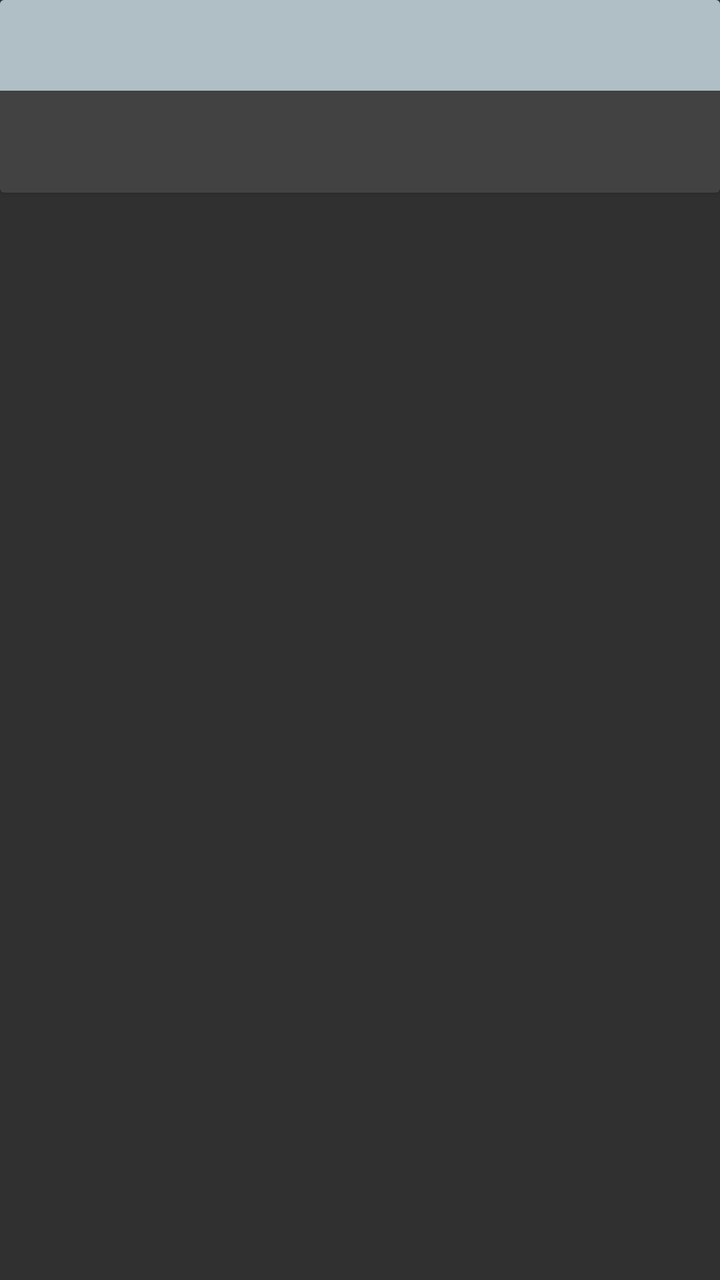
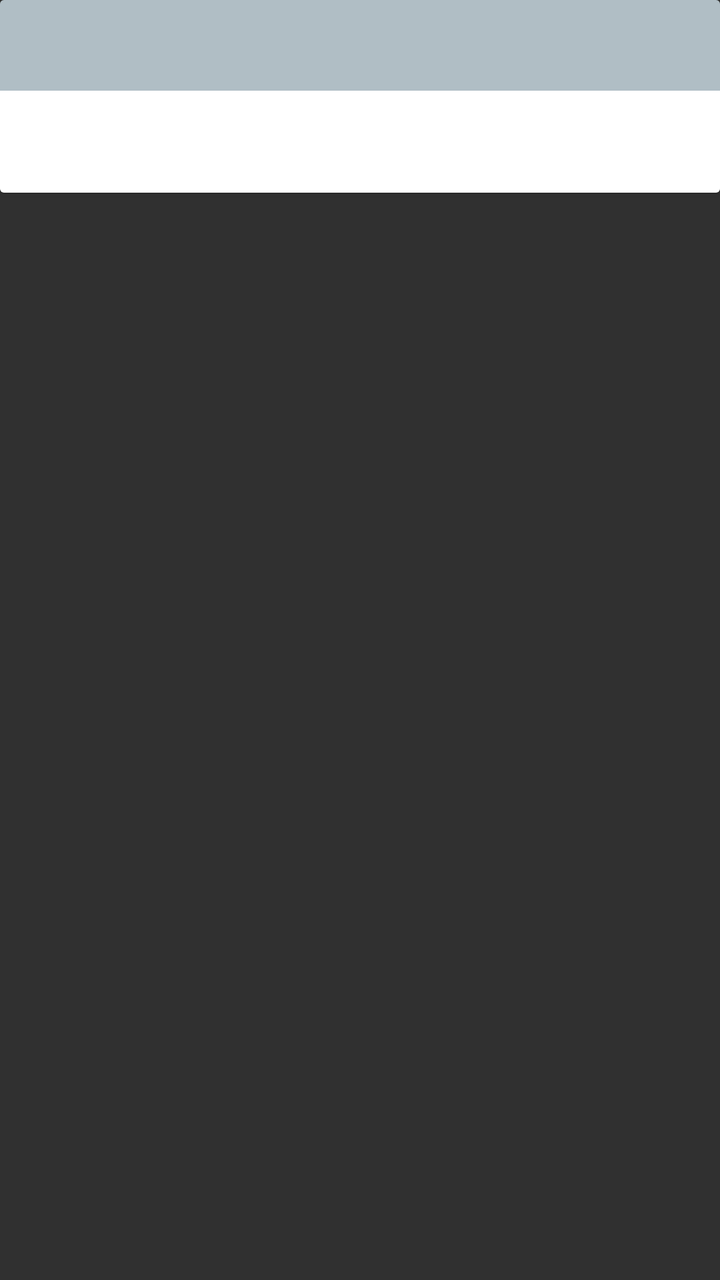

An Android layout rendered at two revisions. The XML below is the earlier revision; the diff shows what the commit changed to produce the second picture.
<!-- AndroidManifest.xml: application theme AppTheme -->
<!-- res/layout/cardview_info.xml -->
<LinearLayout xmlns:android="http://schemas.android.com/apk/res/android"
    android:layout_width="match_parent"
    android:layout_height="match_parent"
    android:paddingBottom="8dp">
    <android.support.v7.widget.CardView
        android:layout_width="match_parent"
        android:layout_height="wrap_content"
        android:id="@+id/cardview_info">
        <LinearLayout
            android:layout_width="match_parent"
            android:layout_height="wrap_content"
            android:orientation="vertical"
            >
            <LinearLayout
                android:layout_width="match_parent"
                android:layout_height="wrap_content"
                android:padding="8dp"
                android:orientation="vertical"
                android:background="@color/cardview_title_bg"
                >
                <TextView
                    android:layout_width="wrap_content"
                    android:layout_height="wrap_content"
                    android:id="@+id/cardview_info_title"
                    android:textSize="@dimen/cardview_title_text_size"
                    android:textColor="@color/primary_dark_material_dark"
                    />
            </LinearLayout>
            <LinearLayout
                android:layout_width="match_parent"
                android:layout_height="wrap_content"
                android:padding="16dp"
                android:orientation="vertical"
                >
                <TextView
                    android:layout_width="wrap_content"
                    android:layout_height="wrap_content"
                    android:id="@+id/cardview_info_data"
                    android:text=""
                    android:textColor="@color/primary_dark_material_dark"
                    />
            </LinearLayout>
        </LinearLayout>
    </android.support.v7.widget.CardView>
</LinearLayout>
<!-- resources referenced by this layout -->
<resources>
  <item name="cardview_title_bg" type="color">#b0bec5</item>
  <dimen name="cardview_title_text_size">22sp</dimen>
  <style name="AppTheme" parent="Theme.AppCompat.NoActionBar">
          
          <item name="windowActionBar">false</item>
          <item name="windowNoTitle">true</item>
      </style>
</resources>

<!-- the commit's change to res/layout/cardview_info.xml (unified diff, before → after) -->
@@ -1,6 +1,6 @@
 <LinearLayout xmlns:android="http://schemas.android.com/apk/res/android"
     android:layout_width="match_parent"
-    android:layout_height="match_parent"
+    android:layout_height="wrap_content"
     android:paddingBottom="8dp">
     <android.support.v7.widget.CardView
         android:layout_width="match_parent"
@@ -31,6 +31,7 @@
                 android:layout_height="wrap_content"
                 android:padding="16dp"
                 android:orientation="vertical"
+                android:background="@color/cardview_bg"
                 >
                 <TextView
                     android:layout_width="wrap_content"
<!-- resource entries referenced after the edit -->
@@ -1,5 +1,6 @@
 <!-- resources referenced by this layout -->
 <resources>
+  <item name="cardview_bg" type="color">#ffffff</item>
   <item name="cardview_title_bg" type="color">#b0bec5</item>
   <dimen name="cardview_title_text_size">22sp</dimen>
   <style name="AppTheme" parent="Theme.AppCompat.NoActionBar">
